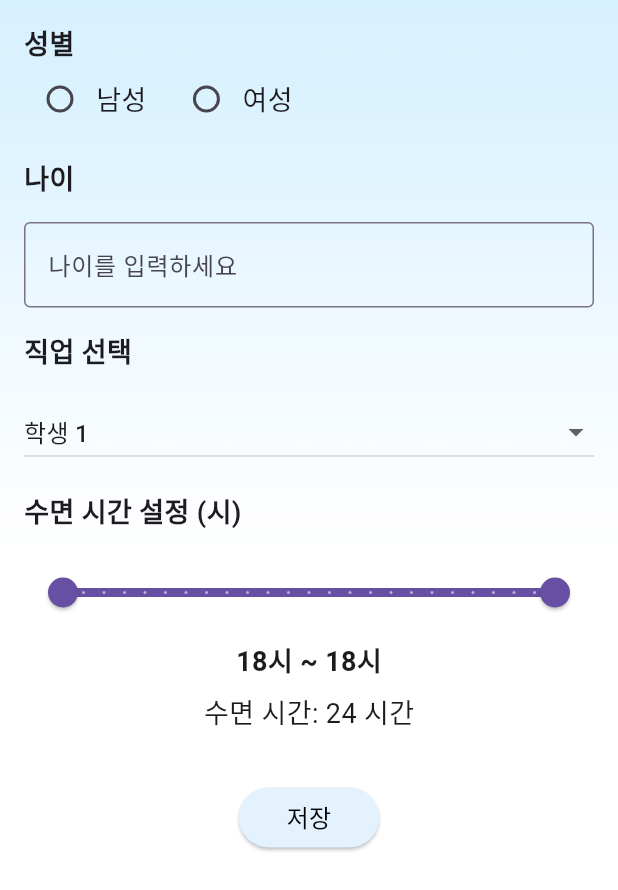
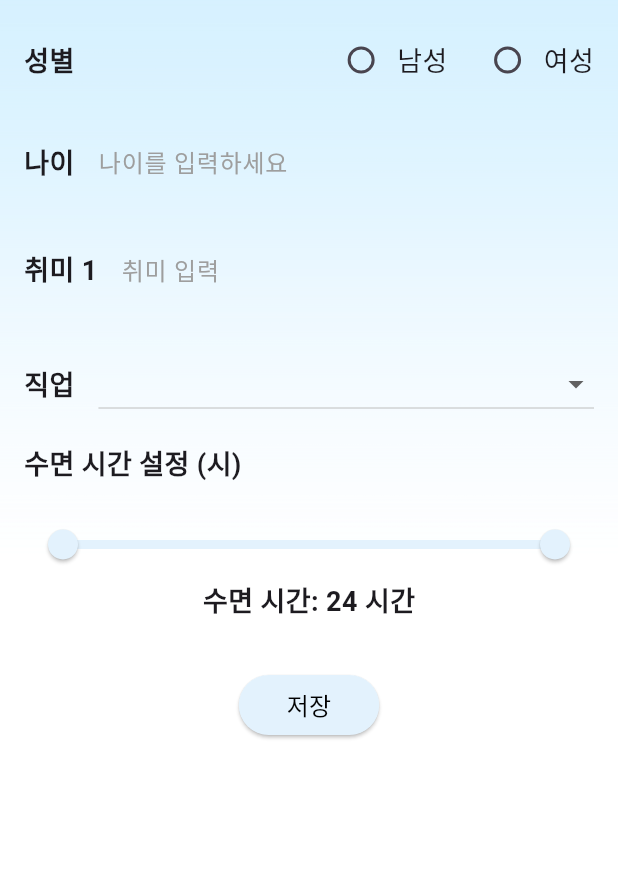
Before and after one commit to 2024-AISCHOOL-APP/StressCheck, a Flutter app: the UserDetailPage screen opened directly, after a tap on "저장", after a tap on "정보 수정", on a phone screen of 412 x 824 dp. Shown: the top 890 px of the screen. Run offline on Flutter 3.47's test engine with Material 3 defaults, Android fonts, the phone set to English and light mode, and no system bars; our stand-ins replace flutter_blue_plus, permission_handler.

Commit message:
프론트 수정
로그인,퍼슽, 결과, 캘린더, 정보입력

```diff
--- a/flutter_application_stresscheck/lib/app_screen/first.dart
+++ b/flutter_application_stresscheck/lib/app_screen/first.dart
@@ -196,7 +196,7 @@ Widget graph(BuildContext context) {
       child: Column(
         crossAxisAlignment: CrossAxisAlignment.center,
         children: [
-          Text('주간 기록', style: TextStyle(fontSize: 16)),
+          Text('주간 기록', style: TextStyle(fontSize: 16 , fontWeight: FontWeight.w600)),
           SizedBox(height: 2),
           Image.asset(
             'image/chart.png', // 배경 이미지 경로
--- a/flutter_application_stresscheck/lib/app_screen/login.dart
+++ b/flutter_application_stresscheck/lib/app_screen/login.dart
@@ -18,7 +18,8 @@ class LoginPage extends StatelessWidget {
               height: MediaQuery.of(context).size.height,
               fit: BoxFit.cover, // 이미지가 화면을 덮도록 설정
             ),
-            SingleChildScrollView( // 스크롤 가능하도록 설정
+            SingleChildScrollView(
+              // 스크롤 가능하도록 설정
               child: Padding(
                 padding: const EdgeInsets.all(16.0),
                 child: Column(
@@ -33,6 +34,10 @@ class LoginPage extends StatelessWidget {
                     SizedBox(height: 64), // 로고 아래에 여백 추가
                     TextField(
                       decoration: InputDecoration(
+                        focusedBorder: UnderlineInputBorder(
+                          borderSide:
+                              BorderSide(color: Colors.black), // 선택 시 밑줄 검정색
+                        ),
                         labelText: '아이디',
                         labelStyle: TextStyle(color: Colors.grey),
                       ),
@@ -41,6 +46,10 @@ class LoginPage extends StatelessWidget {
                     TextField(
                       obscureText: true,
                       decoration: InputDecoration(
+                        focusedBorder: UnderlineInputBorder(
+                          borderSide:
+                              BorderSide(color: Colors.black), // 선택 시 밑줄 검정색
+                        ),
                         labelStyle: TextStyle(color: Colors.grey),
                         labelText: '비밀번호',
                       ),
@@ -80,7 +89,8 @@ class LoginPage extends StatelessWidget {
                             Navigator.push(
                               context,
                               MaterialPageRoute(
-                                  builder: (context) => SignInPage()), // 회원가입 페이지로 이동
+                                  builder: (context) =>
+                                      SignInPage()), // 회원가입 페이지로 이동
                             );
                           },
                           child: Text(
--- a/flutter_application_stresscheck/lib/app_screen/mypage.dart
+++ b/flutter_application_stresscheck/lib/app_screen/mypage.dart
@@ -25,34 +25,34 @@ class MyPage extends StatelessWidget {
               child: SingleChildScrollView(
                 // 스크롤 가능하도록 설정
                 child: Column(
-                  mainAxisAlignment: MainAxisAlignment.start,
-                  crossAxisAlignment: CrossAxisAlignment.center,
+                  crossAxisAlignment: CrossAxisAlignment.start,
                   children: [
-
                     Image.asset(
                       'image/logo.png',
                       width: MediaQuery.of(context).size.width * 1.0,
                       height: MediaQuery.of(context).size.width * 0.4,
                     ),
-                    SizedBox(height: 24,),
-                    Column(
-                      crossAxisAlignment: CrossAxisAlignment.center,
-                      children: [
-                        Text(
+                    SizedBox(height: 24),
+                    Center(
+                      child: Text(
                         "임재환 님",
                         style: TextStyle(
-                              fontSize: 24, fontWeight: FontWeight.bold),
+                          fontSize: 24,
+                          fontWeight: FontWeight.w600,
                         ),
-                        SizedBox(height: 25),
+                      ),
+                    ),
+                    SizedBox(height: 36),
                     buildInfoRow('성별', '남성'),
-                        SizedBox(height: 25),
+                    SizedBox(height: 16),
                     buildInfoRow('나이', '26세'),
-                        SizedBox(height: 25),
+                    SizedBox(height: 16),
+                    buildInfoRow('직업', '백수'),
+                    SizedBox(height: 16),
+                    buildInfoRow('취미', '운동'),
+                    SizedBox(height: 16),
                     buildInfoRow('수면시간', '8 시간'),
-                        SizedBox(height: 25),
-                        buildInfoRow('직업', '백수'),
-                        SizedBox(height: 25),
-                        buildInfoRow('취미', '운동'),
+
                     SizedBox(height: 36),
                     // 정보 수정 버튼 추가
                     Row(
@@ -64,7 +64,9 @@ class MyPage extends StatelessWidget {
                           },
                           style: ElevatedButton.styleFrom(
                             padding: EdgeInsets.symmetric(
-                                    horizontal: 32, vertical: 8),
+                              horizontal: 32,
+                              vertical: 8,
+                            ),
                             backgroundColor: Colors.blue[50], // 버튼 배경색 변경
                             foregroundColor: Colors.black, // 글씨 색 변경
                           ),
@@ -74,14 +76,15 @@ class MyPage extends StatelessWidget {
                           ),
                         ),
                         SizedBox(width: 25),
-                            // 로그아웃 버튼 추가
                         ElevatedButton(
                           onPressed: () {
                             _logout(context); // 로그아웃 메서드 호출
                           },
                           style: ElevatedButton.styleFrom(
                             padding: EdgeInsets.symmetric(
-                                    horizontal: 32, vertical: 8),
+                              horizontal: 32,
+                              vertical: 8,
+                            ),
                             backgroundColor: Colors.blue[50], // 버튼 배경색 변경
                             foregroundColor: Colors.black, // 글씨 색 변경
                           ),
@@ -89,8 +92,6 @@ class MyPage extends StatelessWidget {
                             '로그아웃',
                             style: TextStyle(fontSize: 16),
                           ),
-                            ),
-                          ],
                         ),
                       ],
                     ),
@@ -107,23 +108,33 @@ class MyPage extends StatelessWidget {
 
   // 반복되는 Row 생성을 위한 메소드
   Widget buildInfoRow(String label, String value) {
-    return Row(
-      crossAxisAlignment: CrossAxisAlignment.end,
-      mainAxisAlignment: MainAxisAlignment.center,
+    return Container(
+      decoration: BoxDecoration(
+        border: Border(
+          bottom: BorderSide(
+            color: Colors.grey, // 밑줄 색상 설정
+            width: 1.0, // 밑줄 두께 설정
+          ),
+        ),
+      ),
+      padding: const EdgeInsets.symmetric(vertical: 8.0),
+      child: Row(
+        mainAxisAlignment: MainAxisAlignment.spaceBetween,
         children: [
           Text(
             label,
-          style: TextStyle(fontSize: 16, fontWeight: FontWeight.bold),
-        ),
-        Text(
-          '   :   ',
-          style: TextStyle(fontSize: 16),
+            style: TextStyle(fontSize: 16, color: Colors.black, fontWeight: FontWeight.w600),
           ),
           Text(
             value,
-          style: TextStyle(fontSize: 16),
+            style: TextStyle(
+              fontSize: 16,
+              color: Colors.black,
+              fontWeight: FontWeight.w600
+            ),
           ),
         ],
+      ),
     );
   }
 
@@ -131,7 +142,8 @@ class MyPage extends StatelessWidget {
   void _logout(BuildContext context) {
     Navigator.pushReplacement(
       context,
-      MaterialPageRoute(builder: (context) => LoginPage()), // 로그아웃 후 로그인 페이지로 이동
+      MaterialPageRoute(
+          builder: (context) => LoginPage()), // 로그아웃 후 로그인 페이지로 이동
     );
   }
 
@@ -139,7 +151,8 @@ class MyPage extends StatelessWidget {
   void _imformation(BuildContext context) {
     Navigator.pushReplacement(
       context,
-      MaterialPageRoute(builder: (context) => UserDetailPage()), // 정보 수정 페이지로 이동
+      MaterialPageRoute(
+          builder: (context) => UserDetailPage()), // 정보 수정 페이지로 이동
     );
   }
 }
--- a/flutter_application_stresscheck/lib/app_screen/result.dart
+++ b/flutter_application_stresscheck/lib/app_screen/result.dart
@@ -424,7 +424,7 @@ class _ResultPageState extends State<ResultPage> with SingleTickerProviderStateM
           ),
           Center(
             child: Text('이런 기분도 나쁘지 않아요.',
-                style: TextStyle(fontSize: 18, fontWeight: FontWeight.bold)),
+                style: TextStyle(fontSize: 18, fontWeight: FontWeight.w600)),
           ),
         ],
       ),
--- a/flutter_application_stresscheck/lib/app_screen/stress_map.dart
+++ b/flutter_application_stresscheck/lib/app_screen/stress_map.dart
@@ -91,7 +91,7 @@ class _StressMapPageState extends State<StressMapPage> {
       mainAxisAlignment: MainAxisAlignment.spaceAround,
       children: ['월', '화', '수', '목', '금', '토', '일']
           .map((day) => Text(day,
-              style: TextStyle(fontSize: 16, fontWeight: FontWeight.bold)))
+              style: TextStyle(fontSize: 16, fontWeight: FontWeight.w600)))
           .toList(),
     );
   }
--- a/flutter_application_stresscheck/lib/app_screen/user_detail.dart
+++ b/flutter_application_stresscheck/lib/app_screen/user_detail.dart
@@ -10,7 +10,10 @@ class _UserDetailPageState extends State<UserDetailPage> {
   String gender = ""; // 성별 정보 저장
   int age = 20; // 기본 나이 설정
   RangeValues sleepTimeRange = RangeValues(18.0, 42.0); // 18시부터 다음날 18시로 초기 설정
-  String selectedJob = "학생 1"; // 직업 정보 저장
+  String selectedJob = ""; // 선택된 직업
+  List<String> jobList = ["태초마을 오박수", "지우라고 했지!", "챔피언 레드","버려진 피죤투","레드의 거북왕", "레드 친구 그린", "로켓단 간부","로켓단 마자용","강가의 잉어킹"]; // 미리 정의된 직업 리스트
+  List<String> hobbies = [""]; // 취미 저장 리스트
+  final int maxHobbies = 3; // 최대 취미 개수
 
   @override
   Widget build(BuildContext context) {
@@ -27,146 +30,77 @@ class _UserDetailPageState extends State<UserDetailPage> {
             ),
             Padding(
               padding: const EdgeInsets.all(16.0),
-              child: SingleChildScrollView( // 스크롤 가능하도록 설정
+              child: SingleChildScrollView(
                 child: Column(
                   crossAxisAlignment: CrossAxisAlignment.start,
                   children: [
-                    // 성별 선택 (라디오 버튼으로 변경)
-                    Text(
-                      '성별',
-                      style: TextStyle(fontSize: 18, fontWeight: FontWeight.bold),
-                    ),
-                    Row(
-                      children: [
-                        Radio<String>(
-                          value: '남성',
-                          groupValue: gender,
-                          onChanged: (String? value) {
-                            setState(() {
-                              gender = value!;
-                            });
-                          },
-                        ),
-                        Text('남성', style: TextStyle(fontSize: 18)),
-                        SizedBox(width: 16),
-                        Radio<String>(
-                          value: '여성',
-                          groupValue: gender,
-                          onChanged: (String? value) {
-                            setState(() {
-                              gender = value!;
-                            });
-                          },
-                        ),
-                        Text('여성', style: TextStyle(fontSize: 18)),
-                      ],
-                    ),
-                    SizedBox(height: 16),
-                    // 나이 입력
-                    Text(
-                      '나이',
-                      style: TextStyle(fontSize: 18, fontWeight: FontWeight.bold),
-                    ),
-                    SizedBox(height: 16),
-                    TextField(
-                      keyboardType: TextInputType.number,
-                      decoration: InputDecoration(
-                        border: OutlineInputBorder(),
-                        hintText: '나이를 입력하세요',
-                      ),
-                      onChanged: (value) {
+                    GenderSelection(
+                      selectedGender: gender,
+                      onGenderChanged: (value) {
                         setState(() {
-                          age = int.tryParse(value) ?? 0;
+                          gender = value;
                         });
                       },
                     ),
                     SizedBox(height: 16),
-
-                    // 직업 선택 (드롭다운)
-                    Text(
-                      '직업 선택',
-                      style: TextStyle(fontSize: 18, fontWeight: FontWeight.bold),
-                    ),
-                    SizedBox(height: 16),
-                    DropdownButton<String>(
-                      value: selectedJob,
-                      isExpanded: true,
-                      items: List.generate(20, (index) => "학생 ${index + 1}")
-                          .map((String value) {
-                        return DropdownMenuItem<String>(
-                          value: value,
-                          child: Text(value),
-                        );
-                      }).toList(),
-                      onChanged: (String? newValue) {
+                    AgeInput(
+                      age: age,
+                      onAgeChanged: (value) {
                         setState(() {
-                          selectedJob = newValue!;
+                          age = value;
                         });
                       },
                     ),
                     SizedBox(height: 16),
-
-                    // 수면 시간 설정 (Range Slider 사용)
-                    Text(
-                      '수면 시간 설정 (시)',
-                      style: TextStyle(fontSize: 18, fontWeight: FontWeight.bold),
-                    ),
-                    SizedBox(height: 16),
-                    RangeSlider(
-                      values: sleepTimeRange,
-                      min: 18, // 오후 18시부터 시작
-                      max: 42, // 다음날 오후 18시까지
-                      divisions: 24,
-                      labels: RangeLabels(
-                        '${(sleepTimeRange.start % 24).round()}시',
-                        '${(sleepTimeRange.end % 24).round()}시',
-                      ),
-                      onChanged: (RangeValues values) {
+                    HobbiesInput(
+                      hobbies: hobbies,
+                      maxHobbies: maxHobbies,
+                      onHobbyChanged: (index, value) {
                         setState(() {
-                          sleepTimeRange = values;
+                          hobbies[index] = value;
+                          if (value.isNotEmpty &&
+                              index == hobbies.length - 1 &&
+                              hobbies.length < maxHobbies) {
+                            hobbies.add(""); // 자동으로 새로운 취미 필드 추가
+                          }
                         });
                       },
                     ),
-
-                    SizedBox(height: 8),
-                    Center(
-                      child: Row(
-                        mainAxisAlignment: MainAxisAlignment.center, // 중앙 정렬
-                        children: [
-                          Text(
-                            '${(sleepTimeRange.start % 24).round()}시 ~ ${(sleepTimeRange.end % 24).round()}시',
-                            style: TextStyle(
-                                fontSize: 18, fontWeight: FontWeight.bold),
-                          ),
-                        ],
-                      ),
+                    SizedBox(height: 16),
+                    JobSelection(
+                      selectedJob: selectedJob,
+                      jobList: jobList,
+                      onJobChanged: (value) {
+                        setState(() {
+                          selectedJob = value;
+                        });
+                      },
                     ),
-
-                    SizedBox(height: 8),
-                    Center(
-                      child: Text(
-                        '수면 시간: ${_calculateSleepDuration().round()} 시간',
-                        style: TextStyle(fontSize: 18),
-                      ),
+                    SizedBox(height: 16),
+                    SleepTimeSlider(
+                      sleepTimeRange: sleepTimeRange,
+                      onSleepTimeChanged: (value) {
+                        setState(() {
+                          sleepTimeRange = value;
+                        });
+                      },
                     ),
                     SizedBox(height: 32),
                     Center(
                       child: ElevatedButton(
                         style: ElevatedButton.styleFrom(
-                              backgroundColor: Colors.blue[50], // 버튼 배경색
-                              foregroundColor: Colors.black, // 글씨 색
-                              padding: EdgeInsets.symmetric(
-                                  horizontal: 32, vertical: 8), // 패딩 설정
-                            ),
+                          backgroundColor: Colors.blue[50],
+                          foregroundColor: Colors.black,
+                          padding:
+                              EdgeInsets.symmetric(horizontal: 32, vertical: 8),
+                        ),
                         onPressed: () {
                           Navigator.pushReplacement(
                             context,
-                            MaterialPageRoute(
-                                builder: (context) =>
-                                    MyPage()), // 저장 후 마이페이지로 이동
+                            MaterialPageRoute(builder: (context) => MyPage()),
                           );
                         },
-                        child: Text('저장',style: TextStyle(fontSize: 16),),
+                        child: Text('저장', style: TextStyle(fontSize: 16)),
                       ),
                     ),
                   ],
@@ -178,11 +112,219 @@ class _UserDetailPageState extends State<UserDetailPage> {
       ),
     );
   }
+}
 
-  // 수면 시간 계산 함수
-  double _calculateSleepDuration() {
-    double start = sleepTimeRange.start;
-    double end = sleepTimeRange.end;
+class GenderSelection extends StatelessWidget {
+  final String selectedGender;
+  final Function(String) onGenderChanged;
+
+  const GenderSelection({
+    required this.selectedGender,
+    required this.onGenderChanged,
+  });
+
+  @override
+  Widget build(BuildContext context) {
+    return Row(
+      mainAxisAlignment: MainAxisAlignment.spaceBetween,
+      children: [
+        Text('성별', style: TextStyle(fontSize: 18, fontWeight: FontWeight.w600)),
+        Row(
+          children: [
+            Radio<String>(
+              value: '남성',
+              groupValue: selectedGender,
+              onChanged: (value) {
+                onGenderChanged(value!);
+              },
+            ),
+            Text('남성', style: TextStyle(fontSize: 18)),
+            SizedBox(width: 16),
+            Radio<String>(
+              value: '여성',
+              groupValue: selectedGender,
+              onChanged: (value) {
+                onGenderChanged(value!);
+              },
+            ),
+            Text('여성', style: TextStyle(fontSize: 18)),
+          ],
+        ),
+      ],
+    );
+  }
+}
+
+class AgeInput extends StatelessWidget {
+  final int age;
+  final Function(int) onAgeChanged;
+
+  const AgeInput({
+    required this.age,
+    required this.onAgeChanged,
+  });
+
+  @override
+  Widget build(BuildContext context) {
+    return Row(
+      mainAxisAlignment: MainAxisAlignment.spaceBetween,
+      children: [
+        Text('나이', style: TextStyle(fontSize: 18, fontWeight: FontWeight.w600)),
+        SizedBox(width: 16),
+        Expanded(
+          child: TextField(
+            keyboardType: TextInputType.number,
+            decoration: InputDecoration(
+              border: InputBorder.none, // 테두리 없음
+              focusedBorder: UnderlineInputBorder(
+                borderSide: BorderSide(color: Colors.black), // 선택 시 밑줄 검정색
+              ),
+              labelText: '나이를 입력하세요',
+              labelStyle: TextStyle(color: Colors.grey),
+            ),
+            onChanged: (value) {
+              onAgeChanged(int.tryParse(value) ?? 0);
+            },
+          ),
+        ),
+      ],
+    );
+  }
+}
+
+class JobSelection extends StatelessWidget {
+  final String selectedJob;
+  final List<String> jobList;
+  final Function(String) onJobChanged;
+
+  const JobSelection({
+    required this.selectedJob,
+    required this.jobList,
+    required this.onJobChanged,
+  });
+
+  @override
+  Widget build(BuildContext context) {
+    return Row(
+      mainAxisAlignment: MainAxisAlignment.spaceBetween,
+      children: [
+        Text('직업',
+            style: TextStyle(fontSize: 18, fontWeight: FontWeight.w600)),
+        SizedBox(width: 16),
+        Expanded(
+          child: DropdownButton<String>(
+            value: selectedJob.isEmpty ? null : selectedJob,
+            isExpanded: true,
+            items: jobList.map((String job) {
+              return DropdownMenuItem<String>(
+                value: job,
+                child: Text(job),
+              );
+            }).toList(),
+            onChanged: (value) {
+              onJobChanged(value!);
+            },
+          ),
+        ),
+      ],
+    );
+  }
+}
+
+class HobbiesInput extends StatelessWidget {
+  final List<String> hobbies;
+  final int maxHobbies;
+  final Function(int, String) onHobbyChanged;
+
+  const HobbiesInput({
+    required this.hobbies,
+    required this.maxHobbies,
+    required this.onHobbyChanged,
+  });
+
+  @override
+  Widget build(BuildContext context) {
+    return Column(
+      crossAxisAlignment: CrossAxisAlignment.start,
+      children: [
+        ...List.generate(hobbies.length, (index) {
+          return Padding(
+            padding: const EdgeInsets.only(bottom: 8.0),
+            child: Row(
+              children: [
+                Text('취미 ${index + 1}',
+                    style: TextStyle(fontSize: 18, fontWeight: FontWeight.w600)),
+                SizedBox(width: 16),
+                Expanded(
+                  child: TextField(
+                    decoration: InputDecoration(
+                      border: InputBorder.none, // 테두리 없음
+                      focusedBorder: UnderlineInputBorder(
+                        borderSide:
+                            BorderSide(color: Colors.black), // 선택 시 밑줄 검정색
+                      ),
+                      labelText: '취미 입력',
+                      labelStyle: TextStyle(color: Colors.grey),
+                    ),
+                    onChanged: (value) {
+                      onHobbyChanged(index, value);
+                    },
+                  ),
+                ),
+              ],
+            ),
+          );
+        }),
+      ],
+    );
+  }
+}
+
+
+class SleepTimeSlider extends StatelessWidget {
+  final RangeValues sleepTimeRange;
+  final Function(RangeValues) onSleepTimeChanged;
+
+  const SleepTimeSlider({
+    required this.sleepTimeRange,
+    required this.onSleepTimeChanged,
+  });
+
+  @override
+  Widget build(BuildContext context) {
+    return Column(
+      crossAxisAlignment: CrossAxisAlignment.start,
+      children: [
+        Text('수면 시간 설정 (시)', style: TextStyle(fontSize: 18, fontWeight: FontWeight.w600)),
+        SizedBox(height: 16),
+        RangeSlider(
+          values: sleepTimeRange,
+          min: 18,
+          max: 42,
+          divisions: 24,
+          labels: RangeLabels(
+            '${(sleepTimeRange.start % 24).round()}시',
+            '${(sleepTimeRange.end % 24).round()}시',
+          ),
+          activeColor: Colors.blue[50],
+          inactiveColor: Colors.blue[50],
+          onChanged: (values) {
+            onSleepTimeChanged(values);
+          },
+        ),
+        Center(
+          child: Text(
+            '수면 시간: ${_calculateSleepDuration(sleepTimeRange).round()} 시간',
+            style: TextStyle(fontSize: 18, fontWeight: FontWeight.w600),
+          ),
+        ),
+      ],
+    );
+  }
+
+  double _calculateSleepDuration(RangeValues values) {
+    double start = values.start;
+    double end = values.end;
     return end > start ? end - start : (24 - start) + end;
   }
 }
```
Lines whose indentation alone changed are shown as unchanged.
